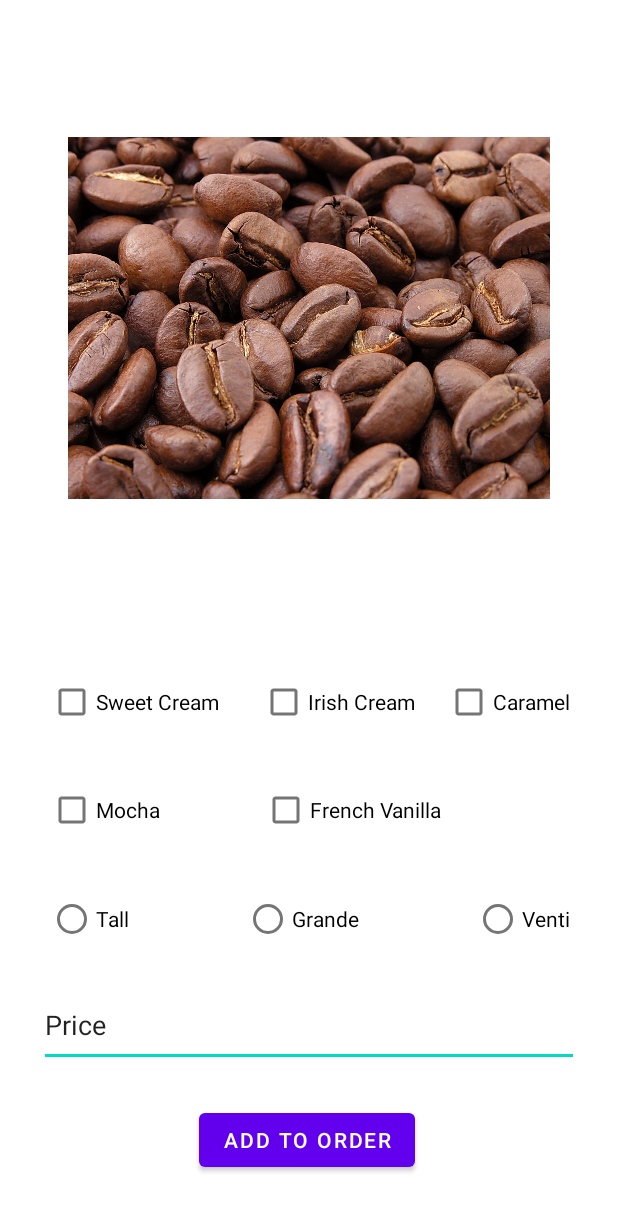
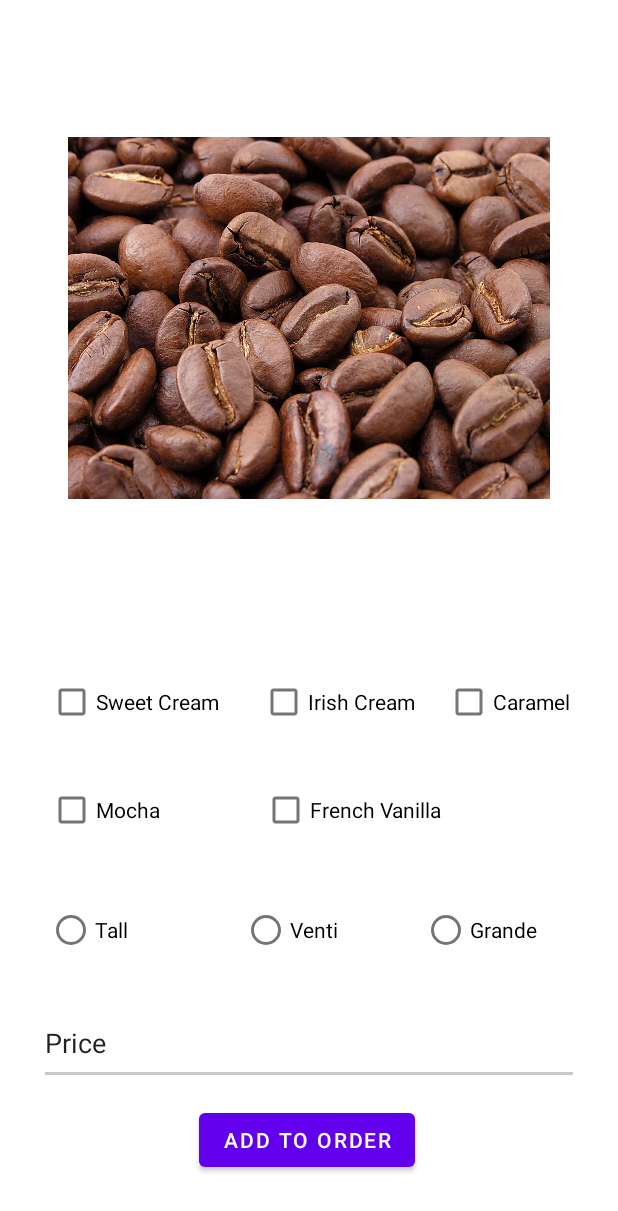
Before and after one commit to adrianjosuemosquera/project5, an Android app: the layout coffee_view.xml on its own in the app's theme, with its tools: preview values and no code run, on a phone screen of 412 x 824 dp. Shown: the top 1211 px of the screen. Run offline under Robolectric (Android 15) with nearby library versions, the light colour scheme and no system bars.

Commit message:
making coffee

```diff
--- a/app/src/main/res/layout/coffee_view.xml
+++ b/app/src/main/res/layout/coffee_view.xml
@@ -11,6 +11,7 @@
         android:layout_height="wrap_content"
         android:layout_marginStart="32dp"
         android:layout_marginBottom="24dp"
+        android:clickable="false"
         android:text="@string/sweetCreamCheckBoxName"
         app:layout_constraintBottom_toTopOf="@+id/mochaCheckBox"
         app:layout_constraintStart_toStartOf="parent" />
@@ -22,6 +23,7 @@
         android:layout_marginStart="27dp"
         android:layout_marginEnd="26dp"
         android:layout_marginBottom="24dp"
+        android:clickable="false"
         android:text="@string/irishCreamCheckBoxName"
         app:layout_constraintBottom_toTopOf="@+id/frenchVanillaCheckBox"
         app:layout_constraintEnd_toStartOf="@+id/caramelCheckBox"
@@ -34,6 +36,7 @@
         android:layout_height="wrap_content"
         android:layout_marginStart="32dp"
         android:layout_marginBottom="260dp"
+        android:clickable="false"
         android:text="@string/mochaCheckBoxName"
         app:layout_constraintBottom_toBottomOf="parent"
         app:layout_constraintStart_toStartOf="parent" />
@@ -44,6 +47,7 @@
         android:layout_height="wrap_content"
         android:layout_marginEnd="32dp"
         android:layout_marginBottom="332dp"
+        android:clickable="false"
         android:text="@string/caramelCheckBoxName"
         app:layout_constraintBottom_toBottomOf="parent"
         app:layout_constraintEnd_toEndOf="parent" />
@@ -54,6 +58,7 @@
         android:layout_height="wrap_content"
         android:layout_marginStart="68dp"
         android:layout_marginBottom="260dp"
+        android:clickable="false"
         android:text="@string/frenchVanillaCheckBoxName"
         app:layout_constraintBottom_toBottomOf="parent"
         app:layout_constraintStart_toEndOf="@+id/mochaCheckBox" />
@@ -63,15 +68,19 @@
         android:layout_width="360dp"
         android:layout_height="55dp"
         android:layout_marginStart="32dp"
-        android:layout_marginTop="92dp"
+        android:layout_marginTop="104dp"
         android:layout_marginEnd="32dp"
+        android:autoText="false"
+        android:backgroundTint="#A1AAA8A8"
+        android:editable="false"
+        android:inputType="none"
         android:ems="10"
         android:text="@string/priceTextBoxName"
-        android:inputType="numberDecimal"
         app:layout_constraintEnd_toEndOf="parent"
+        app:layout_constraintHorizontal_bias="0.538"
         app:layout_constraintStart_toStartOf="parent"
         app:layout_constraintTop_toBottomOf="@+id/mochaCheckBox"
-        tools:ignore="SpeakableTextPresentCheck" />
+        tools:ignore="Deprecated,SpeakableTextPresentCheck" />
 
     <Button
         android:id="@+id/addToOrderButton"
@@ -85,43 +94,7 @@
         app:layout_constraintEnd_toEndOf="parent"
         app:layout_constraintStart_toStartOf="parent" />
 
-    <RadioButton
-        android:id="@+id/smallButton"
-        android:layout_width="wrap_content"
-        android:layout_height="wrap_content"
-        android:layout_marginStart="32dp"
-        android:layout_marginTop="20dp"
-        android:layout_marginBottom="15dp"
-        android:text="@string/smallButtonName"
-        app:layout_constraintBottom_toTopOf="@+id/subtotalTextBox"
-        app:layout_constraintStart_toStartOf="parent"
-        app:layout_constraintTop_toBottomOf="@+id/mochaCheckBox" />
 
-    <RadioButton
-        android:id="@+id/mediumButton"
-        android:layout_width="wrap_content"
-        android:layout_height="wrap_content"
-        android:layout_marginStart="5dp"
-        android:layout_marginTop="20dp"
-        android:layout_marginEnd="5dp"
-        android:layout_marginBottom="15dp"
-        android:text="@string/mediumButtonName"
-        app:layout_constraintBottom_toTopOf="@+id/subtotalTextBox"
-        app:layout_constraintEnd_toStartOf="@+id/largeButton"
-        app:layout_constraintStart_toEndOf="@+id/smallButton"
-        app:layout_constraintTop_toBottomOf="@+id/frenchVanillaCheckBox" />
-
-    <RadioButton
-        android:id="@+id/largeButton"
-        android:layout_width="wrap_content"
-        android:layout_height="wrap_content"
-        android:layout_marginTop="20dp"
-        android:layout_marginEnd="32dp"
-        android:layout_marginBottom="15dp"
-        android:text="@string/largeButtonName"
-        app:layout_constraintBottom_toTopOf="@+id/subtotalTextBox"
-        app:layout_constraintEnd_toEndOf="parent"
-        app:layout_constraintTop_toBottomOf="@+id/frenchVanillaCheckBox" />
 
     <ImageView
         android:id="@+id/imageView"
@@ -137,4 +110,53 @@
         app:layout_constraintTop_toTopOf="parent"
         app:srcCompat="@drawable/roasted_coffee_beans" />
 
+    <RadioGroup
+        android:id="@+id/coffeeSizes"
+        android:layout_width="349dp"
+        android:layout_height="52dp"
+        android:layout_marginStart="32dp"
+        android:layout_marginEnd="32dp"
+        android:layout_marginBottom="20dp"
+        app:layout_constraintBottom_toTopOf="@+id/subtotalTextBox"
+        app:layout_constraintEnd_toEndOf="parent"
+        app:layout_constraintStart_toStartOf="parent">
+
+        <RadioButton
+            android:id="@+id/largeButton"
+            android:layout_width="wrap_content"
+            android:layout_height="wrap_content"
+            android:text="@string/largeButtonName"
+            android:translationX="130dp"
+            android:visibility="visible"
+            app:layout_constraintBottom_toTopOf="parent"
+            app:layout_constraintEnd_toEndOf="@id/orderViewListView"
+            app:layout_constraintTop_toBottomOf="@id/mediumButton" />
+
+        <RadioButton
+            android:id="@+id/smallButton"
+            android:layout_width="wrap_content"
+            android:layout_height="48dp"
+            android:checked="false"
+            android:minHeight="48dp"
+            android:text="@string/smallButtonName"
+            android:translationY="-48dp"
+            app:layout_constraintBottom_toTopOf="@+id/subtotalTextBox"
+            app:layout_constraintStart_toStartOf="parent"
+            app:layout_constraintTop_toBottomOf="@+id/mochaCheckBox" />
+
+        <RadioButton
+            android:id="@+id/mediumButton"
+            android:layout_width="wrap_content"
+            android:layout_height="48dp"
+            android:text="@string/mediumButtonName"
+            android:translationX="250dp"
+            android:translationY="-96dp"
+            app:layout_constraintBottom_toTopOf="@+id/subtotalTextBox"
+            app:layout_constraintEnd_toStartOf="@+id/largeButton"
+            app:layout_constraintStart_toEndOf="@+id/smallButton"
+            app:layout_constraintTop_toBottomOf="@+id/frenchVanillaCheckBox" />
+
+    </RadioGroup>
+
+
 </androidx.constraintlayout.widget.ConstraintLayout>
```
Also changed, not shown: app/src/main/AndroidManifest.xml (+8 -0 lines), app/src/main/java/com/example/rutgerscafe/MainActivity.java (+27 -2 lines), app/src/main/java/com/example/rutgerscafe/basketController.java (added, +13 -0 lines), app/src/main/java/com/example/rutgerscafe/coffee.java (added, +68 -0 lines), app/src/main/java/com/example/rutgerscafe/coffeeController.java (+209 -1 lines), app/src/main/res/layout/activity_main.xml (+9 -5 lines), app/src/main/res/layout/basket_view.xml (added, +73 -0 lines), app/src/main/res/values/strings.xml (+7 -0 lines), app/src/main/res/layout/Roasted_coffee_beans.jpg (deleted).
